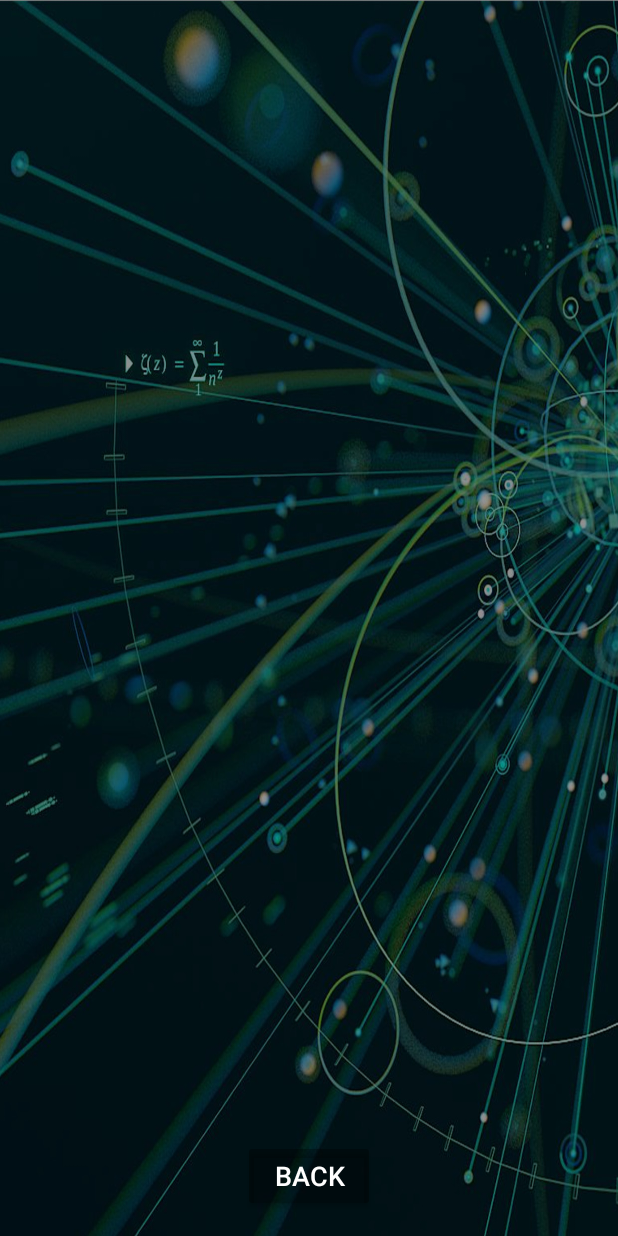
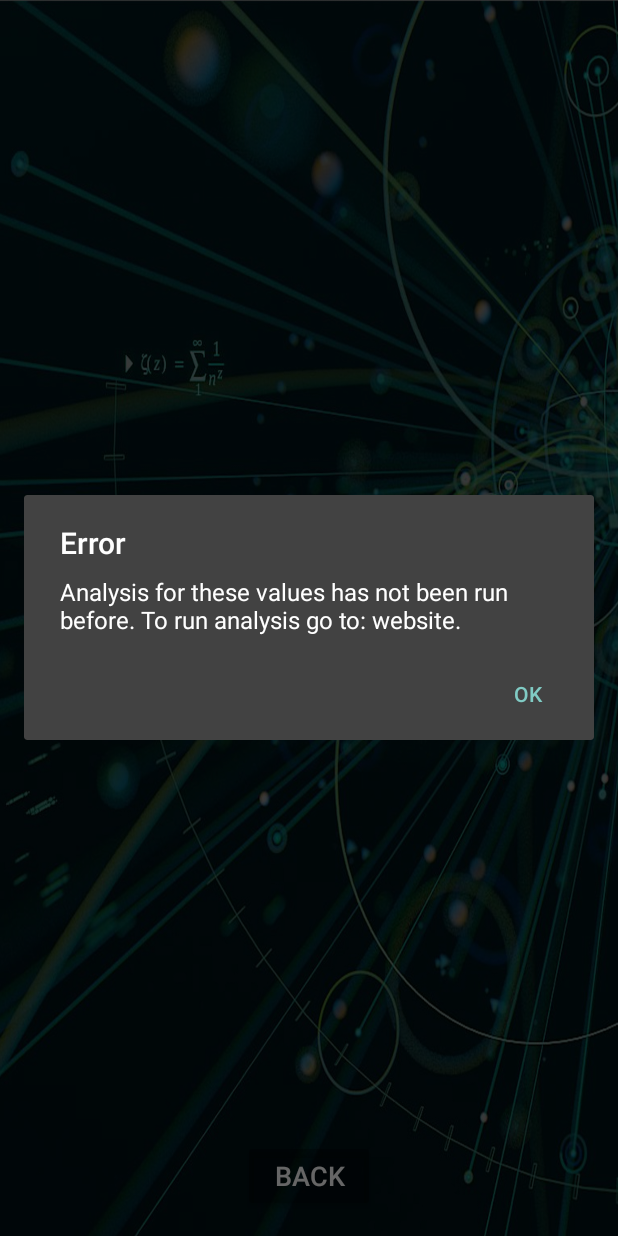
Before and after one commit to CapAsz/EventAnalyserApp, an Android app: the Analysis_results screen opened directly, with no data from a screen before it, on a phone screen of 412 x 824 dp. Run offline under Robolectric (Android 15) with nearby library versions, the phone set to English and light mode, and no system bars; our stand-ins replace Firebase (no records; nobody signed in at launch, a user with empty details on screens opened directly).

Commit message:
Added error messages + progressbar

```diff
--- a/app/src/main/AndroidManifest.xml
+++ b/app/src/main/AndroidManifest.xml
@@ -19,9 +19,6 @@
                 <category android:name="android.intent.category.LAUNCHER" />
             </intent-filter>
         </activity>
-        <activity
-            android:name=".Settings"
-            android:label="@string/title_activity_settings" />
         <activity android:name=".Tutorial_main" />
         <activity android:name=".About_main" />
         <activity android:name=".Analysis_main" />
--- a/app/src/main/java/atlas_project/eventanalyser/Analysis_results.java
+++ b/app/src/main/java/atlas_project/eventanalyser/Analysis_results.java
@@ -1,5 +1,7 @@
 package atlas_project.eventanalyser;
 
+import android.app.AlertDialog;
+import android.content.DialogInterface;
 import android.content.Intent;
 import android.graphics.Bitmap;
 import android.graphics.BitmapFactory;
@@ -17,6 +19,7 @@ import android.widget.GridLayout;
 import android.widget.ImageButton;
 import android.widget.ImageView;
 import android.widget.LinearLayout;
+import android.widget.ProgressBar;
 import android.widget.TextView;
 
 import com.google.android.gms.tasks.OnCompleteListener;
@@ -44,6 +47,32 @@ public class Analysis_results extends AppCompatActivity {
     protected void onCreate(Bundle savedInstanceState) {
         super.onCreate(savedInstanceState);
         setContentView(R.layout.activity_analysis_results);
+        final ProgressBar progress = findViewById(R.id.progressBar);
+        progress.setVisibility(View.VISIBLE);
+
+        //set up error message for no histogram
+        final AlertDialog.Builder noHistAlert  = new AlertDialog.Builder(this);
+        noHistAlert.setMessage("Analysis for these values has not been run before. To run analysis go to: website.");
+        noHistAlert.setTitle("Error");
+        noHistAlert.setPositiveButton("OK", new DialogInterface.OnClickListener() {
+            public void onClick(DialogInterface dialog, int which) {
+                noHistAlert.create().hide();
+                Intent goToTab = new Intent(Analysis_results.this, Analysis_main.class);
+                startActivity(goToTab);
+            }
+        });
+        noHistAlert.setCancelable(true);
+
+        //set up error messages for FireBase fetch failed
+        final AlertDialog.Builder FireBaseFetchFailAlert  = new AlertDialog.Builder(this);
+        FireBaseFetchFailAlert.setMessage("FireStore fetch failed.");
+        FireBaseFetchFailAlert.setTitle("Error");
+        FireBaseFetchFailAlert.setPositiveButton("OK", new DialogInterface.OnClickListener() {
+            public void onClick(DialogInterface dialog, int which) {
+                FireBaseFetchFailAlert.create().hide();
+            }
+        });
+        FireBaseFetchFailAlert.setCancelable(true);
 
         //get size of screen
         DisplayMetrics displayMetrics = new DisplayMetrics();
@@ -74,10 +103,16 @@ public class Analysis_results extends AppCompatActivity {
                         }
                     } else {
                         Log.w("Firestore Fetch:", "No such document");
+                        progress.setVisibility(View.GONE);
+                        noHistAlert.create().show();
                     }
                 } else {
                     Log.e("Firestore Fetch:", "get failed with " +task.getException());
+                    FireBaseFetchFailAlert.setMessage("FireStore fetch failed with " +task.getException());
+                    progress.setVisibility(View.GONE);
+                    FireBaseFetchFailAlert.create().show();
                 }
+                progress.setVisibility(View.GONE);
                 histogramsLayout(); //show histograms in side-scrolling grid layout
             }
         });
--- a/app/src/main/res/layout/activity_analysis_results.xml
+++ b/app/src/main/res/layout/activity_analysis_results.xml
@@ -22,7 +22,23 @@
         app:layout_constraintEnd_toEndOf="parent"
         app:layout_constraintStart_toStartOf="parent" />
 
+    <ProgressBar
+        android:id="@+id/progressBar"
+        style="?android:attr/progressBarStyle"
+        android:layout_width="wrap_content"
+        android:layout_height="wrap_content"
+        android:layout_marginBottom="8dp"
+        android:layout_marginEnd="8dp"
+        android:layout_marginStart="8dp"
+        android:layout_marginTop="8dp"
+        app:layout_constraintBottom_toTopOf="@+id/back_button"
+        app:layout_constraintEnd_toEndOf="@+id/horizontalScrollView"
+        app:layout_constraintStart_toStartOf="@+id/horizontalScrollView"
+        app:layout_constraintTop_toTopOf="parent"
+        app:layout_constraintVertical_bias="0.489" />
+
     <HorizontalScrollView
+        android:id="@+id/horizontalScrollView"
         android:layout_width="0dp"
         android:layout_height="wrap_content"
         android:layout_marginBottom="80dp"
```
Also changed, not shown: app/src/main/java/atlas_project/eventanalyser/AppCompatPreferenceActivity.java (+0 -8 lines), app/src/main/java/atlas_project/eventanalyser/Menu.java (+0 -9 lines), app/src/main/java/atlas_project/eventanalyser/Settings.java (deleted, +0 -254 lines), app/src/main/res/layout/content_menu.xml (+21 -16 lines), app/src/main/res/values/strings.xml (+3 -4 lines).
